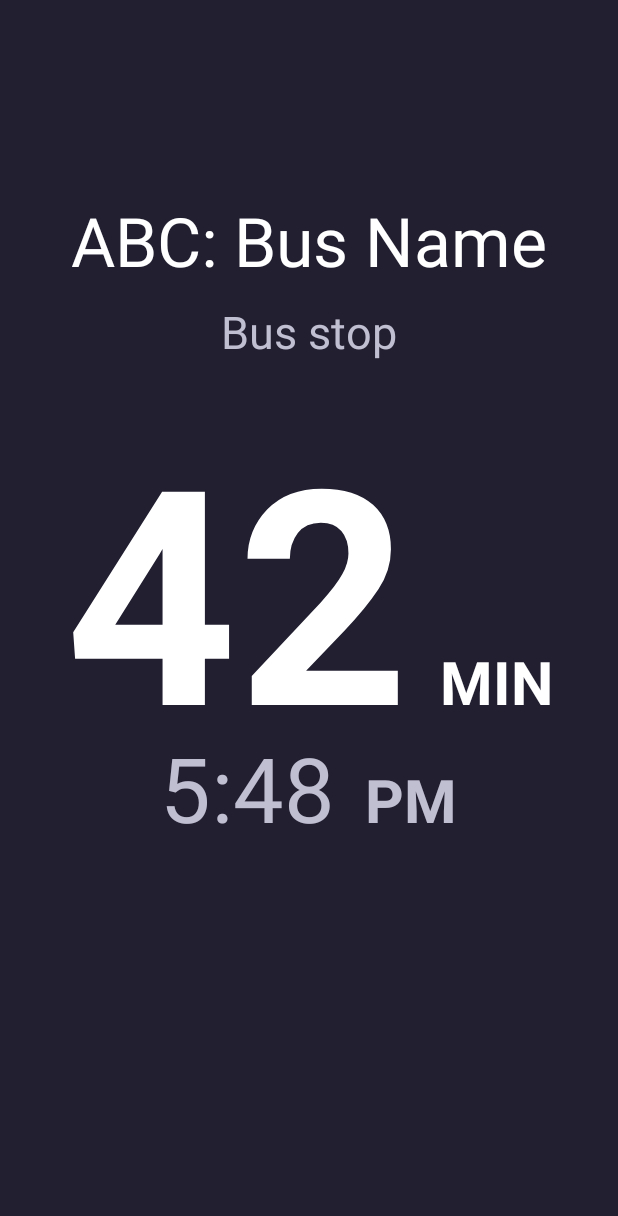
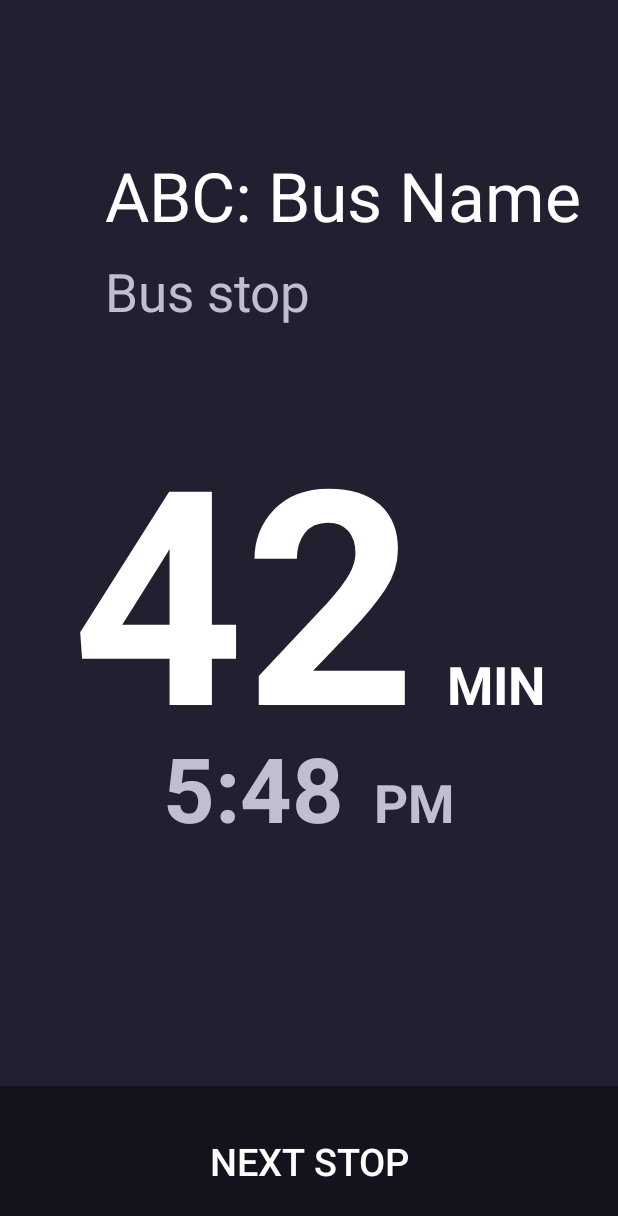
Before and after one commit to williamyeny/TimeDisplay, an Android app: the screen it shows after launch (FullscreenActivity), on a phone screen of 412 x 824 dp. Shown: the top 1216 px of the screen. Run offline under Robolectric (Android 15) with nearby library versions, the phone set to English and light mode, and no system bars.

Commit message:
updated ui

```diff
--- a/app/src/main/res/layout/activity_fullscreen.xml
+++ b/app/src/main/res/layout/activity_fullscreen.xml
@@ -6,40 +6,40 @@
 
 
     <TextView
-        android:id="@+id/textView"
+        android:id="@+id/busNameText"
         android:layout_width="wrap_content"
         android:layout_height="wrap_content"
         android:text="ABC: Bus Name"
-        android:layout_centerHorizontal="true"
         android:textColor="@color/colorTextPrimary"
-        android:layout_marginTop="130dp"
-        android:textSize="45sp" />
+        android:layout_marginTop="100dp"
+        android:textSize="45sp"
+        android:layout_marginLeft="70dp" />
 
     <TextView
-        android:id="@+id/textView2"
+        android:id="@+id/busStopText"
         android:layout_width="wrap_content"
         android:layout_height="wrap_content"
-        android:layout_below="@+id/textView"
-        android:layout_centerHorizontal="true"
+        android:layout_below="@+id/busNameText"
+        android:layout_marginLeft="70dp"
         android:layout_marginTop="10dp"
         android:textColor="@color/colorTextSecondary"
-        android:textSize="30sp"
+        android:textSize="35sp"
         android:text="Bus stop" />
 
     <RelativeLayout
+        android:id="@+id/estimatedArrivalLayout"
         android:layout_width="wrap_content"
         android:layout_height="wrap_content"
         android:layout_centerHorizontal="true"
-        android:layout_centerVertical="true"
-        android:id="@+id/relativeLayout">
+        android:layout_centerVertical="true">
 
         <LinearLayout
             android:layout_width="wrap_content"
             android:layout_height="wrap_content"
-            android:id="@+id/estimatedTimeLeftLayout"
+            android:id="@+id/timeLeftLayout"
             >
             <TextView
-                android:id="@+id/textView"
+                android:id="@+id/timeLeftText"
                 android:layout_width="wrap_content"
                 android:layout_height="wrap_content"
                 android:text="42"
@@ -47,41 +47,56 @@
                 android:textStyle="bold"
                 android:textSize="200sp" />
             <TextView
-                android:id="@+id/textView"
+                android:id="@+id/minText"
                 android:layout_width="wrap_content"
                 android:layout_height="wrap_content"
                 android:text="MIN"
                 android:textColor="@color/colorTextPrimary"
                 android:textStyle="bold"
-                android:textSize="40sp"
+                android:textSize="35sp"
                 android:layout_marginLeft="20dp"/>
         </LinearLayout>
         <LinearLayout
+            android:id="@+id/arrivalTimeLayout"
             android:layout_width="wrap_content"
             android:layout_height="wrap_content"
-            android:layout_below="@id/estimatedTimeLeftLayout"
+            android:layout_below="@id/timeLeftLayout"
             android:layout_centerHorizontal="true"
             android:layout_marginTop="-40dp">
 
             <TextView
-                android:id="@+id/textView"
+                android:id="@+id/arrivalTimeText"
                 android:layout_width="wrap_content"
                 android:layout_height="wrap_content"
                 android:text="5:48"
                 android:textColor="@color/colorTextSecondary"
+                android:textStyle="bold"
                 android:textSize="60sp" />
             <TextView
-                android:id="@+id/textView"
+                android:id="@+id/pmText"
                 android:layout_width="wrap_content"
                 android:layout_height="wrap_content"
                 android:text="PM"
                 android:textColor="@color/colorTextSecondary"
                 android:textStyle="bold"
-                android:textSize="40sp"
+                android:textSize="35sp"
                 android:layout_marginLeft="20dp"/>
         </LinearLayout>
 
 
     </RelativeLayout>
 
+    <Button
+        android:id="@+id/button2"
+        style="@style/Widget.AppCompat.Button.Borderless"
+        android:layout_width="match_parent"
+        android:layout_height="100dp"
+        android:layout_alignParentBottom="true"
+        android:layout_centerHorizontal="true"
+        android:layout_marginBottom="0sp"
+        android:background="@color/black_overlay"
+        android:text="next stop"
+        android:textColor="@color/colorTextPrimary"
+        android:textSize="25dp" />
+
 </RelativeLayout>
--- a/app/src/main/res/values/colors.xml
+++ b/app/src/main/res/values/colors.xml
@@ -5,7 +5,7 @@
     <color name="colorAccent">#FF4081</color>
     <color name="black_overlay">#66000000</color>
 
-    <color name="colorTextPrimary">#FFFFFF</color>
+    <color name="colorTextPrimary">#ffffff</color>
     <color name="colorTextSecondary">#c0bfd1</color>
     <color name="colorBackground">#221f31</color>
 </resources>
```
